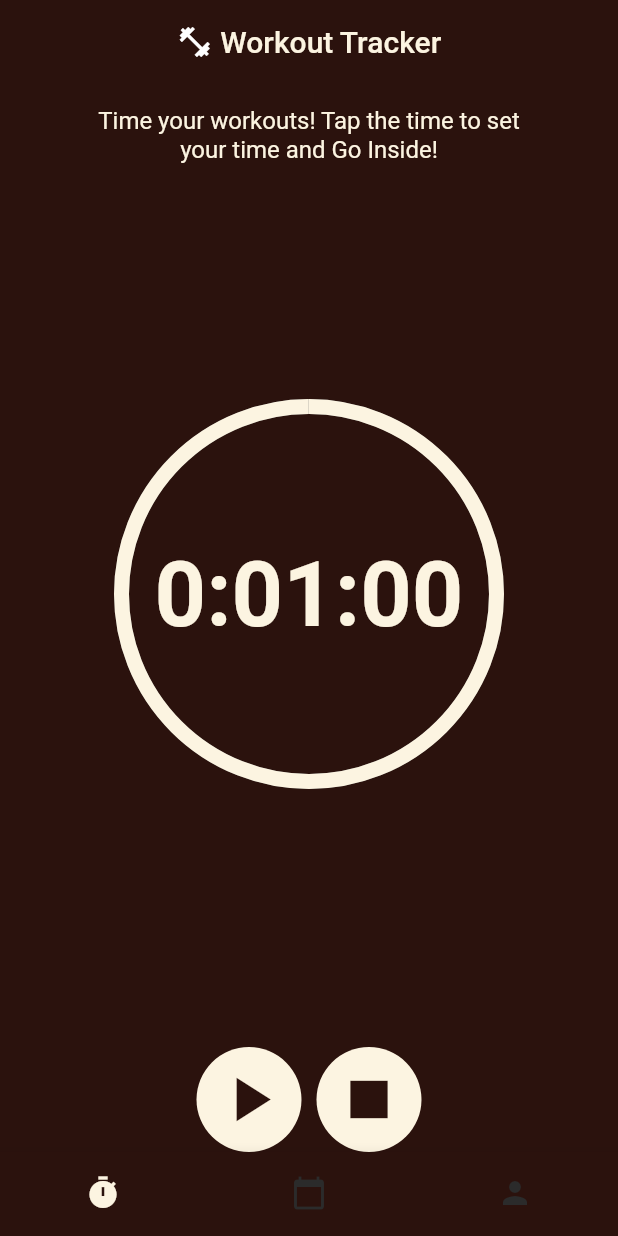
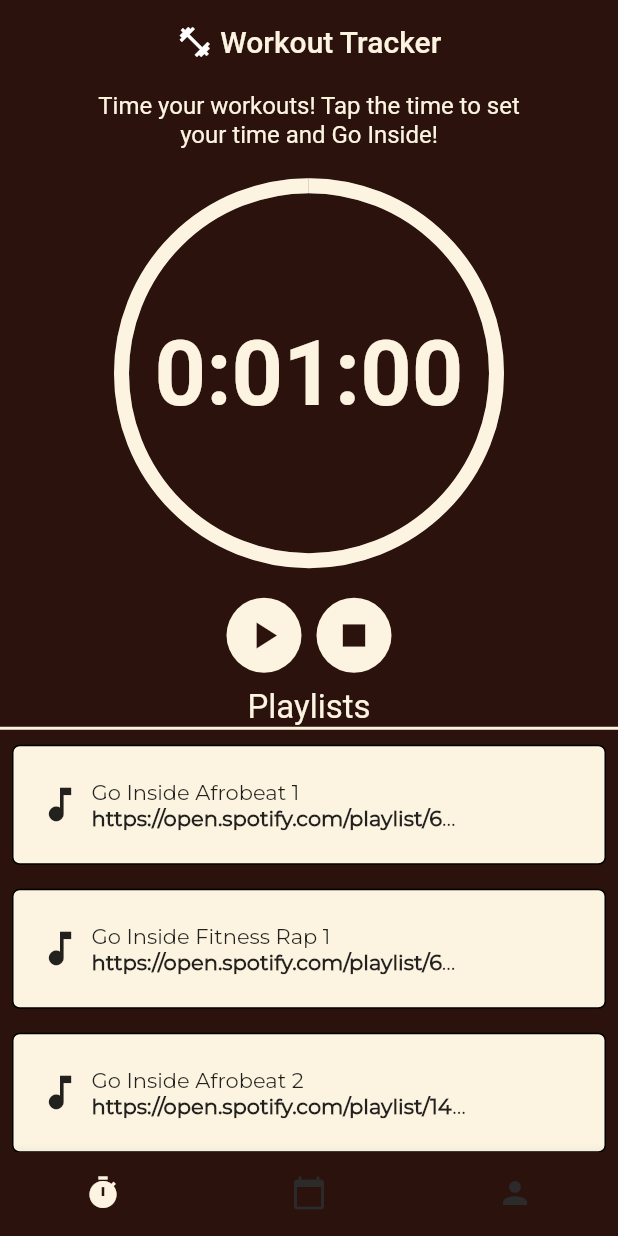
Before and after one commit to Dredayduncan/GoInside_Fitness_Mobile_Application, a Flutter app: the screen it shows once a user with an empty profile is signed in, on a phone screen of 412 x 824 dp. Run offline on Flutter 3.47's test engine with Material 2 defaults, Android fonts, the phone set to English and light mode, and no system bars; our stand-ins replace email_validator, firebase_auth, firebase_core, firebase_database, flutter_local_notifications, image_picker and 2 more; missing offline and left inert: flutter_paystack, status_alert; accounts and stored records are empty; Roboto replaces fonts that are missing (Quicksand).

Commit message:
Added spotify links

```diff
--- /dev/null
+++ b/lib/common_widgets/musicItem.dart
@@ -0,0 +1,74 @@
+import 'package:flutter/material.dart';
+import 'package:url_launcher/url_launcher.dart';
+
+class MusicItem extends StatelessWidget {
+  final String label;
+  final String link;
+
+  const MusicItem({Key? key, required this.label, required this.link}) : super(key: key);
+
+  @override
+  Widget build(BuildContext context) {
+    return GestureDetector(
+      onTap: () {
+        _launchURL();
+      },
+      child: Padding(
+          padding: const EdgeInsets.all(8.0),
+          child: Container(
+              decoration: BoxDecoration(
+                  color: const Color(0xFFFCF4E1),
+                  border: Border.all(),
+                  borderRadius: const BorderRadius.all(Radius.circular(5))
+              ),
+              height: 80,
+              child: Padding(
+                padding: const EdgeInsets.all(16.0),
+                child: Row(
+                  children: [
+                    const Icon(
+                      Icons.music_note,
+                      size: 30,
+                    ),
+
+                    Padding(
+                      padding: const EdgeInsets.all(6.0),
+                      child: Column(
+                        crossAxisAlignment: CrossAxisAlignment.start,
+                        mainAxisAlignment: MainAxisAlignment.center,
+                        children: [
+                          Text(
+                            label,
+                            style: const TextStyle(
+                                fontFamily: "Montserrat",
+                                fontWeight: FontWeight.w400
+                            ),
+                          ),
+                          SizedBox(
+                            width: 250,
+                            child: Text(
+                              link,
+                              overflow: TextOverflow.ellipsis,
+                              style: const TextStyle(
+                                  fontFamily: "Montserrat",
+                                  fontWeight: FontWeight.w600
+                              ),
+                            ),
+                          )
+                        ],
+                      ),
+                    )
+                  ],
+                ),
+              )
+          )
+      ),
+    );
+  }
+
+  void _launchURL() async {
+    if (!await launch(link)){
+      throw "Could not launch $link";
+    }
+  }
+}
--- a/lib/common_widgets/timerActionButton.dart
+++ b/lib/common_widgets/timerActionButton.dart
@@ -15,10 +15,10 @@ class TimerActionButton extends StatelessWidget {
       ),
       child: CircleAvatar(
         backgroundColor: const Color(0xFFFCF4E1),
-        radius: 35,
+        radius: 25,
         child: Icon(
           icon,
-          size: 50,
+          size: 30,
           color: const Color(0xFF2B120D),
         ),
       ),
--- a/lib/main.dart
+++ b/lib/main.dart
@@ -1,6 +1,5 @@
 import 'package:firebase_core/firebase_core.dart';
 import 'package:flutter/material.dart';
-import 'package:go_inside_fitness/services/auth.dart';
 import 'package:go_inside_fitness/views/landingPage.dart';
 import 'firebase_options.dart';
 
@@ -10,6 +9,5 @@ void main() async{
     options: DefaultFirebaseOptions.currentPlatform,
   );
 
-  Auth auth = Auth();
-  runApp(MaterialApp(home: LandingPage(auth: auth,)));
+  runApp(MaterialApp(home: LandingPage()));
 }
--- a/lib/services/rt_database.dart
+++ b/lib/services/rt_database.dart
@@ -118,7 +118,6 @@ class RTDatabase {
   }
 
   // Get the meals for a particular day
-  // Get the workouts for a particular day
   Future<Map> getMeals({day}) async {
     DatabaseReference ref = FirebaseDatabase.instance.ref("Meals/$day");
 
--- a/lib/views/landingPage.dart
+++ b/lib/views/landingPage.dart
@@ -8,10 +8,10 @@ import 'package:go_inside_fitness/views/welcome_screen.dart';
 import '../services/auth.dart';
 
 class LandingPage extends StatelessWidget {
-  final Auth auth;
+  final Auth auth = Auth();
   final RTDatabase db = RTDatabase();
 
-  LandingPage({Key? key, required this.auth}) : super(key: key);
+  LandingPage({Key? key}) : super(key: key);
 
   @override
   Widget build(BuildContext context) {
--- a/lib/views/workoutTracker.dart
+++ b/lib/views/workoutTracker.dart
@@ -1,6 +1,9 @@
 import 'package:flutter/cupertino.dart';
 import 'package:flutter/material.dart';
+import 'package:flutter_local_notifications/flutter_local_notifications.dart';
+import 'package:go_inside_fitness/common_widgets/musicItem.dart';
 import 'package:go_inside_fitness/common_widgets/timerActionButton.dart';
+import 'package:go_inside_fitness/views/landingPage.dart';
 
 class WorkoutTracker extends StatefulWidget {
   const WorkoutTracker({Key? key}) : super(key: key);
@@ -11,7 +14,25 @@ class WorkoutTracker extends StatefulWidget {
 
 class _WorkoutTrackerState extends State<WorkoutTracker> with TickerProviderStateMixin{
 
+  List<Widget> spotifyPlaylists = [
+    const MusicItem(
+        label: "Go Inside Afrobeat 1",
+        link: "https://open.spotify.com/playlist/6GsEs5D9VGVCaThoyLL7vS?si=b2bc5ee6ec594f60"
+    ),
+    const MusicItem(
+        label: "Go Inside Fitness Rap 1",
+        link: "https://open.spotify.com/playlist/6TpNxHPcnOudItQZDcHw6X?si=e65e009ce8474025"
+    ),
+    const MusicItem(
+        label: "Go Inside Afrobeat 2",
+        link: "https://open.spotify.com/playlist/14a10G2Psq0oeKPWOtaph?si=U58sXi7HQJ-tcpRcIbGgXQ"
+    ),
+  ];
+
   late AnimationController controller;
+
+  // Instantiate the notification object
+  late FlutterLocalNotificationsPlugin _notifications;
 
   bool isPlaying = false;
 
@@ -26,8 +47,10 @@ class _WorkoutTrackerState extends State<WorkoutTracker> with TickerProviderStat
 
   void notify() {
     if (countText == '0:00:00') {
-      // FlutterRingtonePlayer.playNotification();
-      print("Ended");
+      _showNotification(
+          title: "Time's Up",
+          body: "You have successfully completed your workout"
+      );
     }
   }
 
@@ -52,6 +75,27 @@ class _WorkoutTrackerState extends State<WorkoutTracker> with TickerProviderStat
         });
       }
     });
+
+    // set up notifications
+    _notifications = FlutterLocalNotificationsPlugin();
+
+    const android = AndroidInitializationSettings('@mipmap/ic_launcher');
+    const iOS = IOSInitializationSettings();
+
+    const settings = InitializationSettings(
+        android: android,
+        iOS: iOS
+    );
+
+    _notifications.initialize(
+        settings,
+        onSelectNotification: (payload) async {
+          Navigator.push(
+              context,
+              MaterialPageRoute(builder: (context) => LandingPage())
+          );
+        }
+    );
   }
 
   @override
@@ -67,7 +111,7 @@ class _WorkoutTrackerState extends State<WorkoutTracker> with TickerProviderStat
       body: Center(
         child: Column(
             children: [
-              const SizedBox(height: 15.0,),
+              const SizedBox(height: 5.0,),
               const SizedBox(
                 width: 300,
                 child: Text(
@@ -81,9 +125,38 @@ class _WorkoutTrackerState extends State<WorkoutTracker> with TickerProviderStat
                   textAlign: TextAlign.center,
                 ),
               ),
+              const SizedBox(height: 10.0,),
               _buildTimer(),
-              const SizedBox(height: 15.0,),
+              const SizedBox(height: 10.0,),
               _buildButtons(),
+              const SizedBox(height: 10.0,),
+              Container(
+                  width: MediaQuery.of(context).size.width,
+                  decoration: const BoxDecoration(
+                      border: Border(
+                          bottom: BorderSide(width: 2.0, color: Color(0xFFFCF4E1))
+                      )
+                  ),
+                  child: const Center(
+                    child: Text(
+                      "Playlists",
+                      style: TextStyle(
+                          color: Color(0xFFFCF4E1),
+                          fontSize: 22.0,
+                          fontFamily: "Quicksand"
+                      ),
+                    ),
+                  )
+              ),
+              const SizedBox(height: 2.0,),
+              Expanded(
+                  child: Scrollbar(
+                    child:  ListView(
+                  scrollDirection: Axis.vertical,
+                    children: spotifyPlaylists,
+                  )
+                )
+              ),
             ]
         ),
       ),
@@ -180,4 +253,28 @@ class _WorkoutTrackerState extends State<WorkoutTracker> with TickerProviderStat
       ),
     );
  }
+
+  // The function responsible for sending push notifications
+  Future _showNotification({
+    int id = 0,
+    String? title,
+    String? body,
+  }) async => _notifications.show(
+    id,
+    title,
+    body,
+    await _notificationDetails(), //Await because this is an async function
+  );
+
+  Future _notificationDetails() async {
+    return const NotificationDetails(
+      android: AndroidNotificationDetails(
+        'channelId',
+        'Local Notification',
+        channelDescription: "Channel Description",
+        importance: Importance.high,
+      ),
+      iOS: IOSNotificationDetails(),
+    );
+  }
 }
--- a/pubspec.yaml
+++ b/pubspec.yaml
@@ -45,6 +45,9 @@ dependencies:
   flutterfire_ui: ^0.3.5
   firebase_database: ^9.0.7
   image_picker: ^0.8.4+11
+  flutter_local_notifications: ^9.4.0
+  url_launcher: ^6.0.20
+  path_provider: ^2.0.9
 
 dev_dependencies:
   flutter_test:
```
Also changed, not shown: lib/common_widgets/mealItem.dart (+2 -5 lines), lib/views/profile.dart (+24 -12 lines), lib/views/workouts.dart (+33 -1 lines), lib/widget_generators/workouts_and_tutorials.dart (+42 -20 lines), pubspec.lock, 1 other file.
